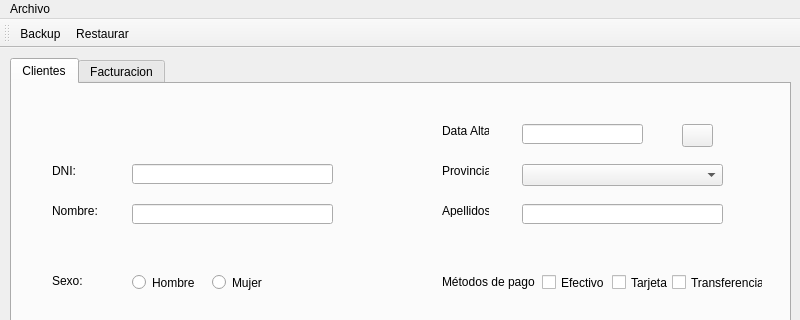
This is templates/window.ui in antonTeis2025/DesarrolloDeInterfacesTema1 as Qt 5 draws it before an edit; both pictures show x 0 to 800 and y 0 to 320 of the 800 by 638 pixel window. The edited form follows.
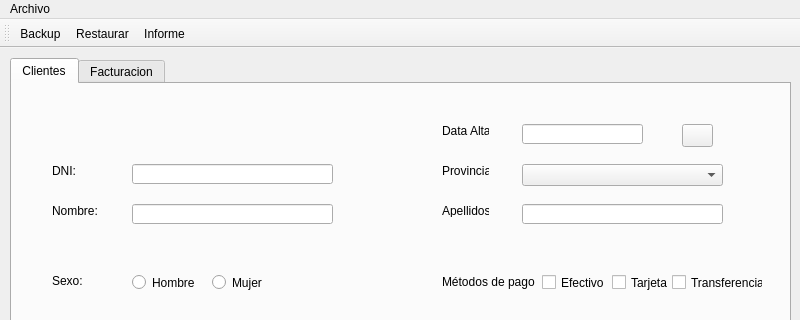
This is the edited form. Icons and pictures are not drawn.

```diff
--- a/templates/window.ui
+++ b/templates/window.ui
@@ -390,6 +390,7 @@
    </attribute>
    <addaction name="actionBackup"/>
    <addaction name="actionRestaurar"/>
+   <addaction name="actionInforme"/>
   </widget>
   <action name="actionSalir">
    <property name="text">
@@ -406,6 +407,11 @@
     <string>Restaurar</string>
    </property>
   </action>
+  <action name="actionInforme">
+   <property name="text">
+    <string>Informe</string>
+   </property>
+  </action>
  </widget>
  <resources/>
  <connections/>
```
